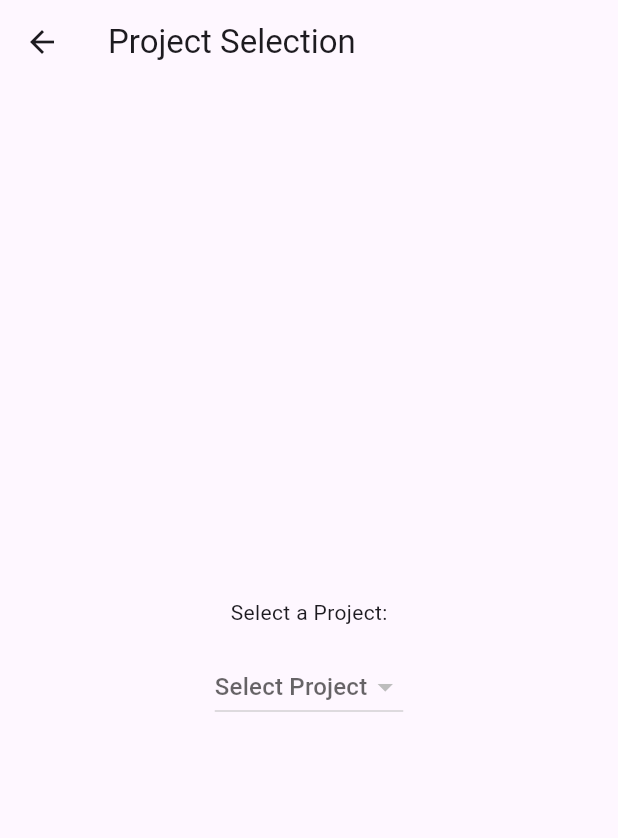
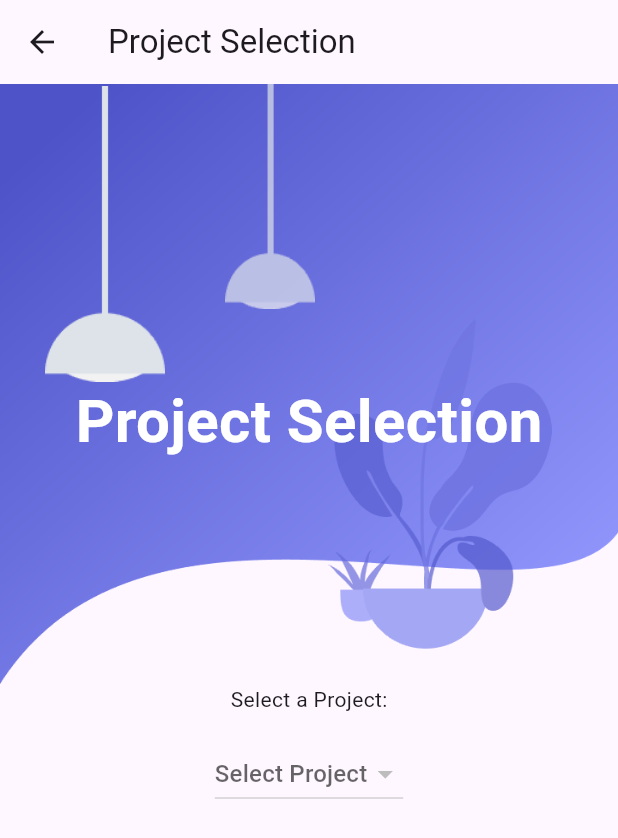
Before and after one commit to CPAD2023/CPAD2023SecBTeam10, a Flutter app: the ProjectSelectionPage screen opened directly with empty values, on a phone screen of 412 x 824 dp. Shown: the top 838 px of the screen. Run offline on Flutter 3.47's test engine with Material 3 defaults, Android fonts, the phone set to English and light mode, and no system bars; our stand-ins replace animate_do; network calls fail.

Commit message:
updated project selection ui

```diff
--- a/frontend/lib/ProjectSelectionPage.dart
+++ b/frontend/lib/ProjectSelectionPage.dart
@@ -1,6 +1,7 @@
 import 'package:flutter/material.dart';
 import 'package:http/http.dart' as http;
 import 'dart:convert';
+import 'package:animate_do/animate_do.dart';
 
 class ProjectSelectionPage extends StatefulWidget {
   final String userId;
@@ -60,8 +61,72 @@ class _ProjectSelectionPageState extends State<ProjectSelectionPage> {
       appBar: AppBar(
         title: Text('Project Selection'),
       ),
-      body: Center(
+      body: SingleChildScrollView(
+        child: Container(
           child: Column(
+            children: <Widget>[
+              Container(
+                height: 400,
+                decoration: BoxDecoration(
+                  image: DecorationImage(
+                    image: AssetImage('assets/images/background.png'),
+                    fit: BoxFit.fill,
+                  ),
+                ),
+                child: Stack(
+                  children: <Widget>[
+                    Positioned(
+                      left: 30,
+                      width: 80,
+                      height: 200,
+                      child: FadeInUp(
+                        duration: Duration(seconds: 1),
+                        child: Container(
+                          decoration: BoxDecoration(
+                            image: DecorationImage(
+                              image: AssetImage('assets/images/light-1.png'),
+                            ),
+                          ),
+                        ),
+                      ),
+                    ),
+                    Positioned(
+                      left: 140,
+                      width: 80,
+                      height: 150,
+                      child: FadeInUp(
+                        duration: Duration(milliseconds: 1200),
+                        child: Container(
+                          decoration: BoxDecoration(
+                            image: DecorationImage(
+                              image: AssetImage('assets/images/light-2.png'),
+                            ),
+                          ),
+                        ),
+                      ),
+                    ),
+                    Positioned(
+                      child: FadeInUp(
+                        duration: Duration(milliseconds: 1600),
+                        child: Container(
+                          margin: EdgeInsets.only(top: 50),
+                          child: Center(
+                            child: Text(
+                              "Project Selection",
+                              style: TextStyle(
+                                color: Colors.white,
+                                fontSize: 40,
+                                fontWeight: FontWeight.bold,
+                              ),
+                            ),
+                          ),
+                        ),
+                      ),
+                    )
+                  ],
+                ),
+              ),
+              Column(
                 mainAxisAlignment: MainAxisAlignment.center,
                 children: [
                   Text('Select a Project:'),
@@ -69,7 +134,8 @@ class _ProjectSelectionPageState extends State<ProjectSelectionPage> {
                   DropdownButton<String>(
                     value: selectedProject,
                     items: projects
-                  .map((project) => DropdownMenuItem(value: project, child: Text(project)))
+                        .map((project) =>
+                        DropdownMenuItem(value: project, child: Text(project)))
                         .toList(),
                     onChanged: (selectedItem) {
                       setState(() {
@@ -83,6 +149,9 @@ class _ProjectSelectionPageState extends State<ProjectSelectionPage> {
                   ),
                 ],
               ),
+            ],
+          ),
+        ),
       ),
     );
   }
--- a/frontend/lib/signup_page.dart
+++ b/frontend/lib/signup_page.dart
@@ -17,7 +17,7 @@ class _SignupPageState extends State<SignupPage> {
   TextEditingController _passwordController = TextEditingController();
 
   Future<void> _signup() async {
-    String apiUrl = 'http://127.0.0.1:5000/signup'; // Replace with your actual backend URL
+    String apiUrl = 'http://52.23.94.89:8080/signup';
 
     try {
       final response = await http.post(
```
Lines whose indentation alone changed are shown as unchanged.
